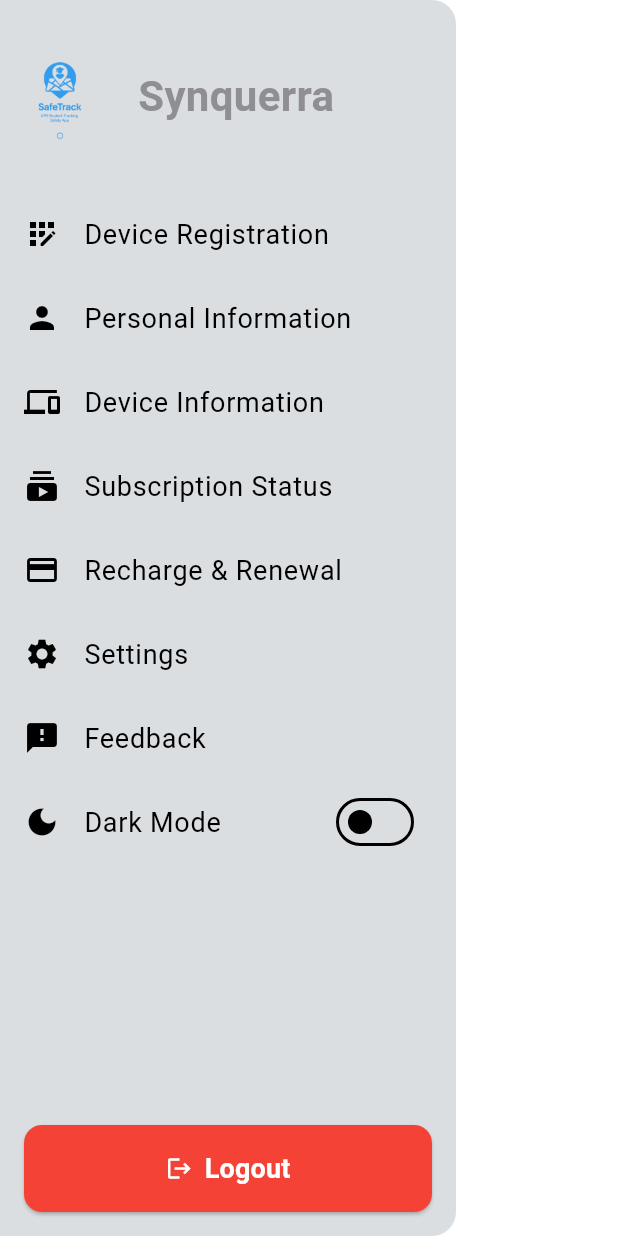
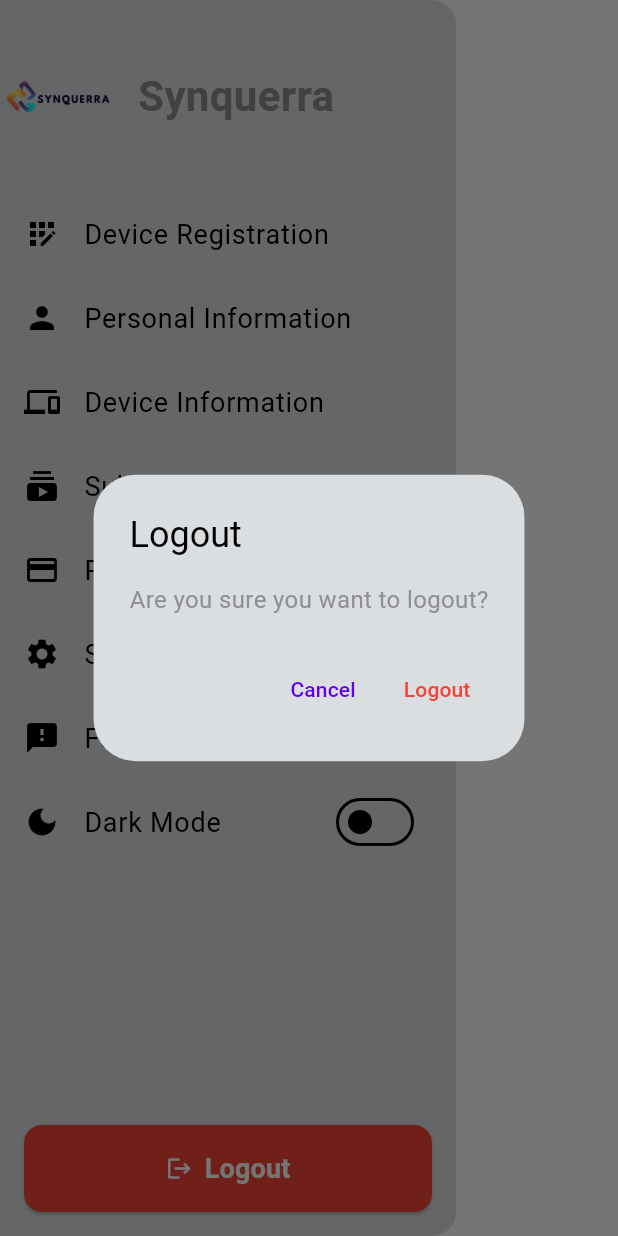
Before and after one commit to Akshat2713/synquerra-app, a Flutter app: the MyProfileDrawer widget shown alone on an empty page, opened directly, after a tap on "Logout", on a phone screen of 412 x 824 dp. Run offline on Flutter 3.47's test engine with Material 3 defaults, Android fonts, the phone set to English and light mode, and no system bars; our stand-ins replace flutter_map, latlong2, location, salomon_bottom_bar, shared_preferences; missing offline and left inert: flutter_map_compass; accounts and stored records are empty.

```diff
--- a/lib/screens/landing/home/my_profile_drawer.dart
+++ b/lib/screens/landing/home/my_profile_drawer.dart
@@ -8,6 +8,9 @@ import 'package:safe_track/screens/landing/home/profile_drawer/personal_informat
 import 'package:safe_track/screens/landing/home/profile_drawer/recharge_and_renewal_options.dart';
 import 'package:safe_track/screens/landing/home/profile_drawer/subscription_status.dart';
 import 'package:safe_track/screens/landing/settings_screen.dart';
+
+import 'package:safe_track/core/services/user_preferences.dart';
+import 'package:safe_track/screens/registration/login_page.dart';
 
 class MyProfileDrawer extends StatelessWidget {
   const MyProfileDrawer({super.key});
@@ -170,7 +173,43 @@ class MyProfileDrawer extends StatelessWidget {
                     ),
                   ),
                   onPressed: () {
-                    // TODO: Add your logout logic here
+                    showDialog(
+                      context: context,
+                      builder: (context) => AlertDialog(
+                        title: const Text('Logout'),
+                        content: const Text('Are you sure you want to logout?'),
+                        actions: [
+                          TextButton(
+                            onPressed: () =>
+                                Navigator.pop(context), // Close dialog
+                            child: const Text('Cancel'),
+                          ),
+                          TextButton(
+                            onPressed: () async {
+                              // Close dialog
+                              Navigator.pop(context);
+
+                              // Perform Logout Logic
+                              await UserPreferences().removeUser();
+
+                              if (!context.mounted) return;
+
+                              Navigator.pushAndRemoveUntil(
+                                context,
+                                MaterialPageRoute(
+                                  builder: (context) => const LoginScreen(),
+                                ),
+                                (route) => false,
+                              );
+                            },
+                            child: const Text(
+                              'Logout',
+                              style: TextStyle(color: Colors.red),
+                            ),
+                          ),
+                        ],
+                      ),
+                    );
                   },
                   icon: const Icon(
                     Icons.logout,
```
Also changed, not shown: lib/screens/landing/map_screen.dart (+27 -11 lines), assets/images/app_logo.png.
